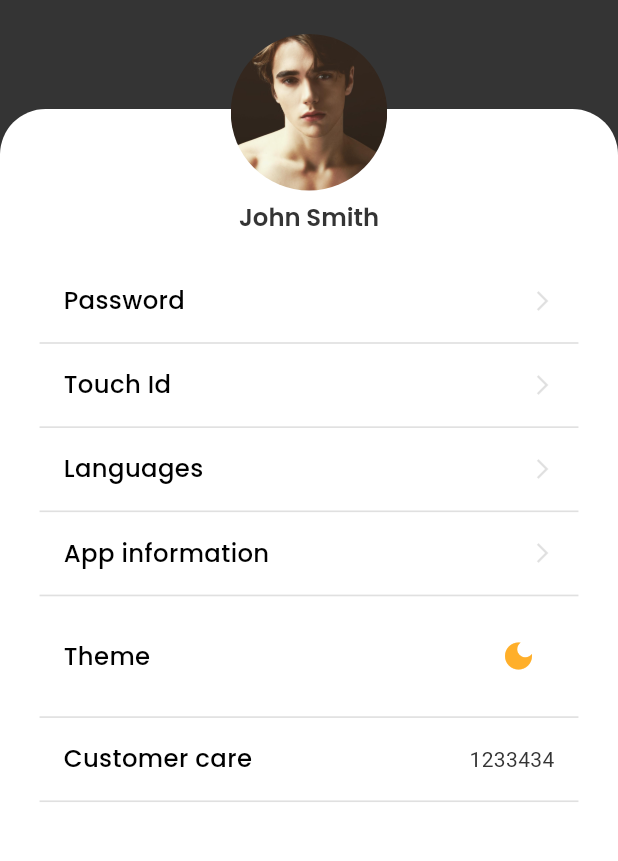
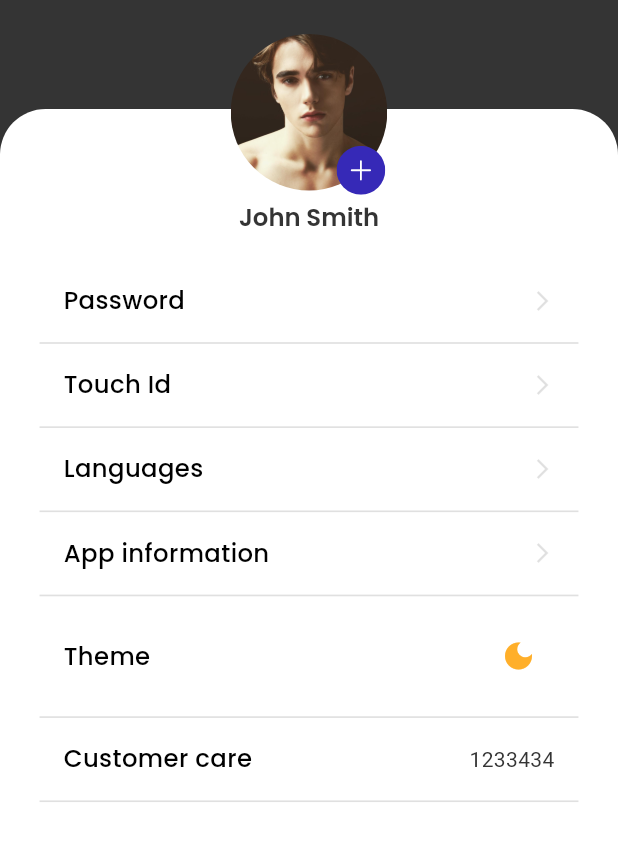
Before and after one commit to Aakanksha507/veda_project, a Flutter app: the SettingScreen screen opened directly, after a tap on the "light mode" icon, on a phone screen of 412 x 824 dp, the part 77-938 px from its top. Run offline on Flutter 3.47's test engine with Material 3 defaults, Android fonts, the phone set to English and light mode, and no system bars; our stand-ins replace cached_network_image, dio, flutter_riverpod, flutter_screenutil, flutter_svg, google_fonts and 4 more; accounts and stored records are empty; generated files the repository leaves out were written again.

```diff
--- a/lib/features/auth/shared_preference.dart
+++ b/lib/features/auth/shared_preference.dart
@@ -1,5 +1,8 @@
 import 'dart:convert';
+import 'dart:io';
+import 'package:flutter/cupertino.dart';
 import 'package:myflutterapp/models/user_model.dart';
+import 'package:path_provider/path_provider.dart';
 import 'package:shared_preferences/shared_preferences.dart';
 
 class SharedPrefService {
@@ -76,4 +79,50 @@ class SharedPrefService {
     return users.firstWhere((user) => user.phoneNumber == phoneNumber);
   }
 
+  Future<void> saveImageToPrefs(File imageFile) async {
+    final prefs = await SharedPreferences.getInstance();
+    final phoneNumber = prefs.getString('phoneNumber');
+    if (phoneNumber == null) return;
+
+    final bytes = await imageFile.readAsBytes();
+    final base64Image = base64Encode(bytes);
+
+    List<String> userList =
+        prefs.getStringList(_usersKey) ?? []; // get all user
+    // update image of that cartain user
+    List<String> updatedUserList =
+        userList.map((userJson) {
+          final userMap = jsonDecode(userJson);
+          if (userMap['phoneNumber'] == phoneNumber) {
+            userMap['profileImage'] = base64Image;
+          }
+          return jsonEncode(userMap);
+        }).toList();
+    await prefs.setStringList(_usersKey, updatedUserList);
+  }
+
+  Future<File?> loadUserProfileImage() async {
+    final prefs = await SharedPreferences.getInstance();
+    final phoneNumber = prefs.getString('phoneNumber');
+    if (phoneNumber == null) return null;
+
+    List<String> userList = prefs.getStringList(_usersKey) ?? [];
+
+    for (var userJson in userList) {
+      final userMap = jsonDecode(userJson);
+      if (userMap['phoneNumber'] == phoneNumber) {
+        final base64Image = userMap['profileImage'];
+        if (base64Image != null && base64Image.isNotEmpty) {
+          final bytes = base64Decode(base64Image);
+          final tempDir = await getTemporaryDirectory();
+          final file = File('${tempDir.path}/profile_image');
+          await file.writeAsBytes(bytes);
+
+          return file;
+        }
+      }
+      return null;
+    }
+    return null;
+  }
 }
--- a/lib/features/homepage/screens/setting/setting_screen.dart
+++ b/lib/features/homepage/screens/setting/setting_screen.dart
@@ -1,6 +1,11 @@
+import 'dart:io';
+
 import 'package:flutter/material.dart';
 import 'package:flutter_screenutil/flutter_screenutil.dart';
+import 'package:flutter_svg/svg.dart';
 import 'package:google_fonts/google_fonts.dart';
+import 'package:image_picker/image_picker.dart';
+import 'package:myflutterapp/features/auth/shared_preference.dart';
 import 'package:myflutterapp/features/button_widgets/cutom_toggle_switch_widget.dart';
 import 'package:myflutterapp/features/homepage/screen_widgets/app_bar_widget.dart';
 import 'package:myflutterapp/features/homepage/screens/setting/language_widget.dart';
@@ -10,8 +15,39 @@ import 'package:myflutterapp/features/widget/profile_username_widget.dart';
 import 'package:myflutterapp/AppColor/app_color.dart';
 import 'package:flutter_gen/gen_l10n/app_localizations.dart';
 
-class SettingScreen extends StatelessWidget {
+class SettingScreen extends StatefulWidget {
   const SettingScreen({super.key});
+
+  @override
+  State<SettingScreen> createState() => _SettingScreenState();
+}
+
+class _SettingScreenState extends State<SettingScreen> {
+  File? selectedImage;
+  SharedPrefService prefService = SharedPrefService();
+
+  Future getImage() async {
+    final returnedImage = await ImagePicker().pickImage(
+      source: ImageSource.gallery,
+    );
+    if (returnedImage == null) return;
+    final imageFile = File(returnedImage.path);
+    await prefService.saveImageToPrefs(imageFile);
+    setState(() {
+      selectedImage =imageFile;
+    });
+  }
+  @override
+  void initState(){
+    super.initState();
+     prefService.loadUserProfileImage().then((file) {
+    if (file != null) {
+      setState(() {
+        selectedImage = file;
+      });
+    }
+  });
+  }
 
   @override
   Widget build(BuildContext context) {
@@ -58,7 +94,32 @@ class SettingScreen extends StatelessWidget {
               ],
             ),
           ),
-          ProfileUserImgWidget(imgHeight: 100.h, imgWidth: 100.w),
+          ProfileUserImgWidget(
+            imgHeight: 100.h,
+            imgWidth: 100.w,
+            img:
+                selectedImage != null
+                    ? FileImage(selectedImage!)
+                    : AssetImage("assets/image/img1.png"),
+            child: Align(
+              alignment: Alignment.bottomRight,
+              child: Material(
+                color: Colors.transparent,
+                child: InkWell(
+                  splashColor: AppColor.primary3,
+                  borderRadius: BorderRadius.circular(16),
+                  onTap: () {
+                    getImage();
+                  },
+                  child: SvgPicture.asset(
+                    'assets/icon/roundedButton.svg',
+                    height: 32.h,
+                    width: 32.w,
+                  ),
+                ),
+              ),
+            ),
+          ),
           Positioned(
             top: 127.h,
             left: 145.w,
--- a/lib/features/widget/profile_user_img_widget.dart
+++ b/lib/features/widget/profile_user_img_widget.dart
@@ -1,12 +1,13 @@
 import 'package:flutter/cupertino.dart';
 import 'package:flutter_screenutil/flutter_screenutil.dart';
 
-class ProfileUserImgWidget extends StatelessWidget{
-
+class ProfileUserImgWidget extends StatelessWidget {
   final ImageProvider? img;
   final double? imgHeight;
   final double? imgWidth;
   final EdgeInsetsGeometry? imgMargin;
+  final Widget? child;
+
 
   const ProfileUserImgWidget({
     super.key,
@@ -14,22 +15,31 @@ class ProfileUserImgWidget extends StatelessWidget{
     this.imgHeight,
     this.imgWidth,
     this.imgMargin,
+    this.child,
   });
 
   @override
   Widget build(BuildContext context) {
-
     return Container(
-          margin: imgMargin?? EdgeInsets.symmetric(horizontal: 140.w, vertical: 15.h),
-          height: imgWidth?? 120.h,
-          width: imgWidth?? 120.w,
+      margin:
+          imgMargin ?? EdgeInsets.symmetric(horizontal: 140.w, vertical: 15.h),
+      height: imgWidth ?? 120.h,
+      width: imgWidth ?? 120.w,
       decoration: BoxDecoration(
         shape: BoxShape.circle,
         image: DecorationImage(
-              image:img ?? AssetImage("assets/image/img1.png"),
+          image: img ?? AssetImage("assets/image/img1.png"),
           fit: BoxFit.cover,
         ),
       ),
+       child: child,
+      // Align(
+      //   alignment: Alignment.bottomRight,
+      //   child: SvgPicture.asset(
+      //     'assets/icon/roundedButton.svg',
+      //     height: 32.h, width: 32.w,
+      //   ),
+      // ),
     );
   }
 }
--- a/lib/models/user_model.dart
+++ b/lib/models/user_model.dart
@@ -11,6 +11,7 @@ class User {
   final List<String>? category;
   final List<String>? description;
   final List<String>? amount;
+  final String? profileImg;
 
   User({
     this.id,
@@ -25,6 +26,7 @@ class User {
     this.category,
     this.description,
     this.amount,
+    this.profileImg,
   });
 
   factory User.fromJson(Map<String, dynamic> json) {
@@ -46,6 +48,7 @@ class User {
           [],
       amount:
           (json['amount'] as List?)?.map((e) => e.toString()).toList() ?? [],
+      profileImg: json['profileImg'],
     );
   }
 
@@ -63,6 +66,7 @@ class User {
       'categoryName': category,
       'description': description,
       'amount': amount,
+      'profileImg' : profileImg,
     };
   }
 }
--- a/pubspec.yaml
+++ b/pubspec.yaml
@@ -51,6 +51,8 @@ dependencies:
   dio: ^5.8.0+1
   cached_network_image: ^3.4.1
   image_picker: ^1.1.2
+  path: ^1.9.1
+  path_provider: ^2.1.5
 
 
 
```
Also changed, not shown: lib/features/homepage/dashbaord_page.dart (+20 -8 lines), lib/features/homepage/screens/setting/dialog_box_camera_gallery.dart (added, +13 -0 lines), pubspec.lock. Lines whose indentation alone changed are shown as unchanged.
